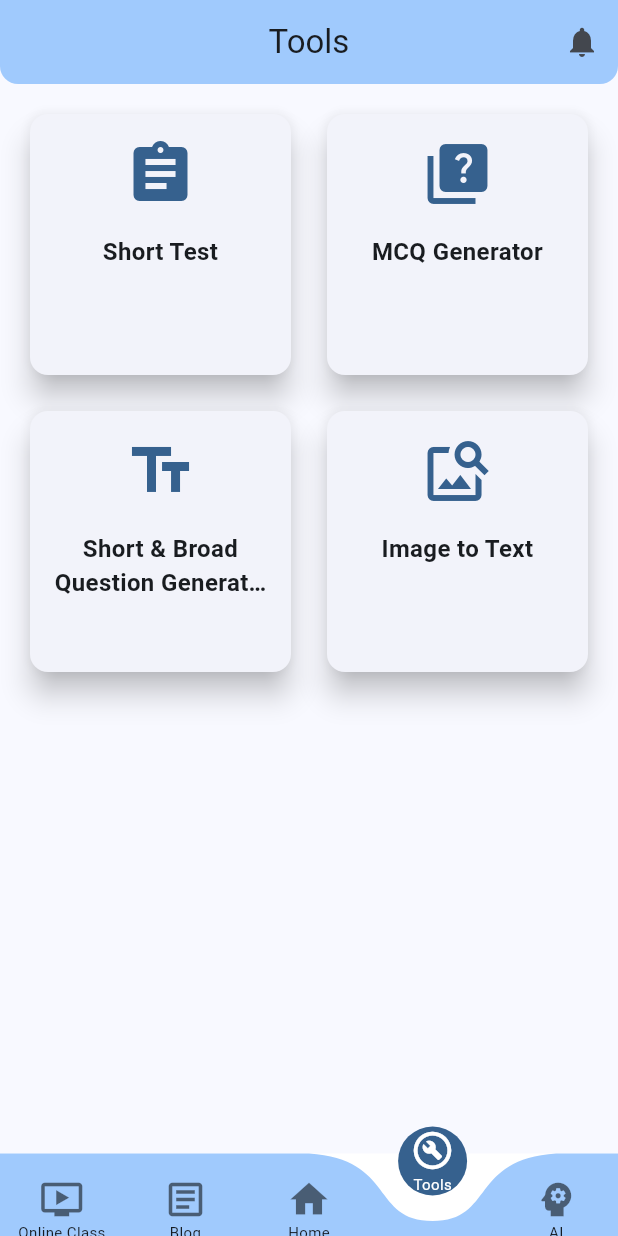
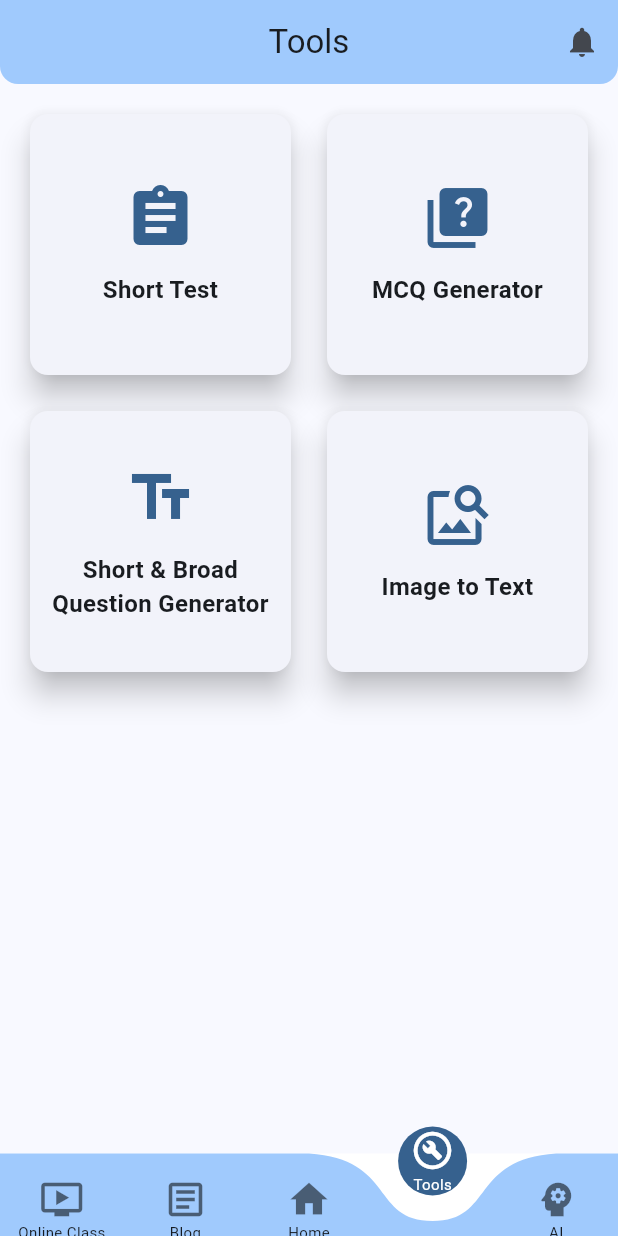
Before and after one commit to Pi-Dev-0/Pi-QBank, a Flutter app: the screen it shows after launch, item 4 of the bottom bar chosen, on a phone screen of 412 x 824 dp. Run offline on Flutter 3.47's test engine with Material 3 defaults, Android fonts, the phone set to English and light mode, and no system bars; drawn by our look-alikes of curved_navigation_bar; our stand-ins replace connectivity_plus, file_picker, image_picker, logger, open_file, permission_handler and 4 more; missing offline and left inert: syncfusion_flutter_pdfviewer; network calls fail; Roboto replaces fonts that are missing (HindSiliguri).

Commit message:
Refactor: Improve `_buildToolCard` layout and text handling
Adjust padding, spacing, and text wrapping within the `_buildToolCard` widget to enhance its visual presentation and prevent text overflow.

```diff
--- a/lib/pages/tools_page.dart
+++ b/lib/pages/tools_page.dart
@@ -18,13 +18,16 @@ class ToolsPage extends StatelessWidget {
           _buildToolCard(context, Icons.assignment, 'Short Test', () {
             Navigator.push(
               context,
-              MaterialPageRoute(builder: (context) => const PrepareShortTestPage()),
+              MaterialPageRoute(
+                  builder: (context) => const PrepareShortTestPage()),
             );
           }),
           _buildToolCard(context, Icons.quiz, 'MCQ Generator', () {
             // Navigate to MCQ Generator page
           }),
-          _buildToolCard(context, Icons.text_fields, 'Short & Broad Question Generator', () {
+          _buildToolCard(
+              context, Icons.text_fields, 'Short & Broad Question Generator',
+              () {
             // Navigate to Short & Broad Question Generator page
           }),
           _buildToolCard(context, Icons.image_search, 'Image to Text', () {
@@ -35,33 +38,39 @@ class ToolsPage extends StatelessWidget {
     );
   }
 
-  Widget _buildToolCard(BuildContext context, IconData icon, String title, VoidCallback onTap) {
+  Widget _buildToolCard(
+      BuildContext context, IconData icon, String title, VoidCallback onTap) {
     return Card(
       elevation: 8.0,
       shape: RoundedRectangleBorder(borderRadius: BorderRadius.circular(12.0)),
       child: InkWell(
         onTap: onTap,
         borderRadius: BorderRadius.circular(12.0),
+        child: Center(
           child: Padding(
-          padding: const EdgeInsets.all(16.0),
+            padding:
+                const EdgeInsets.symmetric(horizontal: 8.0, vertical: 16.0),
             child: Column(
               mainAxisAlignment: MainAxisAlignment.center,
+              crossAxisAlignment: CrossAxisAlignment.center,
               children: [
                 Icon(icon, size: 48.0, color: Theme.of(context).primaryColor),
-              const SizedBox(height: 16.0),
-              Expanded(
+                const SizedBox(height: 12.0),
+                Flexible(
                   child: Text(
                     title,
                     textAlign: TextAlign.center,
-                  style: const TextStyle(fontSize: 16.0, fontWeight: FontWeight.bold),
-                  overflow: TextOverflow.ellipsis, // Add ellipsis for long text
-                  maxLines: 2, // Allow text to wrap to 2 lines
+                    style: const TextStyle(
+                        fontSize: 16.0, fontWeight: FontWeight.bold),
+                    overflow: TextOverflow.ellipsis,
+                    maxLines: 2,
                   ),
                 ),
               ],
             ),
           ),
         ),
+      ),
     );
   }
 }
```
Lines whose indentation alone changed are shown as unchanged.
